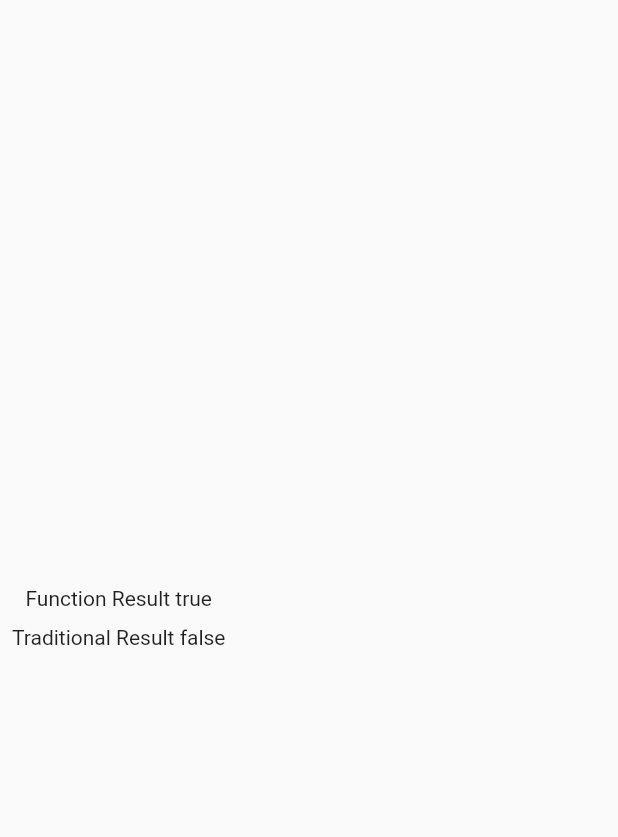
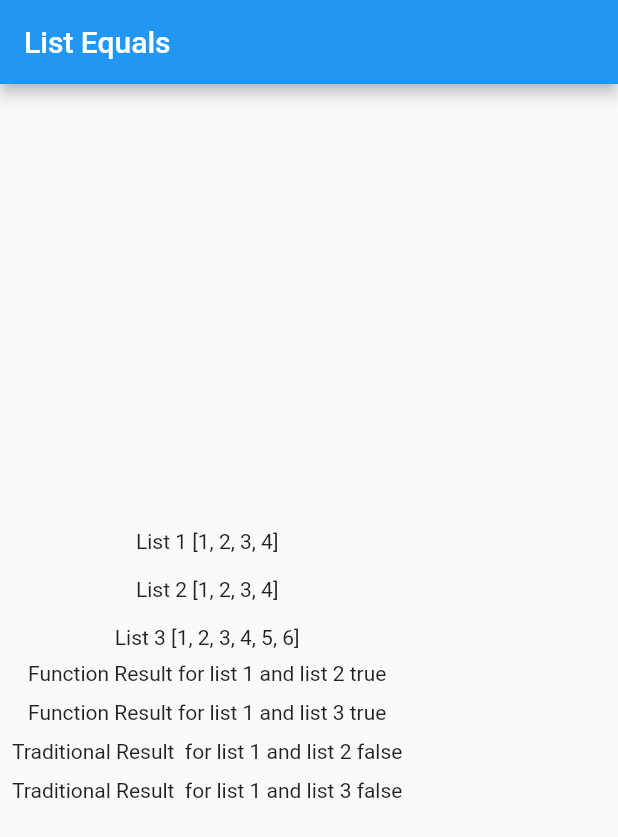
Before and after one commit to flutter-wings304/flutter_wings_Website, a Flutter app: the screen it shows after launch, on a phone screen of 412 x 824 dp. Shown: the top 837 px of the screen. Run offline on Flutter 3.47's test engine with Material 2 defaults, Android fonts, the phone set to English and light mode, and no system bars; our stand-ins replace flutter_dotenv.

Commit message:
list equals

```diff
--- a/lib/listequals.dart
+++ b/lib/listequals.dart
@@ -13,18 +13,45 @@ class _ListEqualFunctionState extends State<ListEqualFunction> {
   Widget build(BuildContext context) {
     List myList1 = [1, 2, 3, 4];
     List myList2 = [1, 2, 3, 4];
+    List myList3 = [1, 2, 3, 4, 5, 6];
+
     return Scaffold(
+      appBar: AppBar(title: Text("List Equals")),
       body: Padding(
         padding: const EdgeInsets.all(8.0),
         child: Column(
           mainAxisAlignment: MainAxisAlignment.center,
           crossAxisAlignment: CrossAxisAlignment.center,
           children: [
-            Text("Function Result ${listEquals(myList1, myList2)}"),
+            Padding(
+              padding: const EdgeInsets.symmetric(vertical: 8.0),
+              child: Text("List 1 $myList1"),
+            ),
+            Padding(
+              padding: const EdgeInsets.symmetric(vertical: 8.0),
+              child: Text("List 2 $myList2"),
+            ),
+            Padding(
+              padding: const EdgeInsets.symmetric(vertical: 8.0),
+              child: Text("List 3 $myList3"),
+            ),
+            Text(
+                "Function Result for list 1 and list 2 ${listEquals(myList1, myList2)}"),
             const SizedBox(
               height: 10,
             ),
-            Text("Traditional Result ${myList1 == myList2}")
+            Text(
+                "Function Result for list 1 and list 3 ${listEquals(myList1, myList2)}"),
+            const SizedBox(
+              height: 10,
+            ),
+            Text(
+                "Traditional Result  for list 1 and list 2 ${myList1 == myList2}"),
+            const SizedBox(
+              height: 10,
+            ),
+            Text(
+                "Traditional Result  for list 1 and list 3 ${myList1 == myList3}")
           ],
         ),
       ),
```
